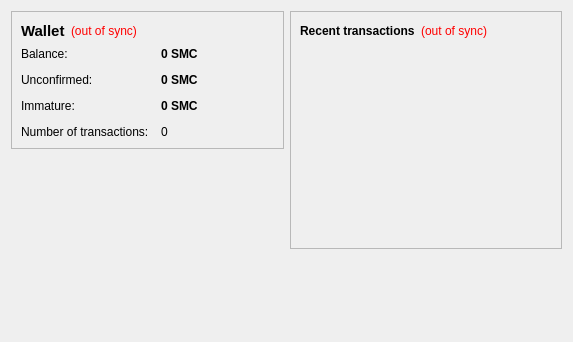
Before: the Qt Designer form src/qt/forms/overviewpage.ui in batchcoin/batchcoin, drawn with Qt 5.
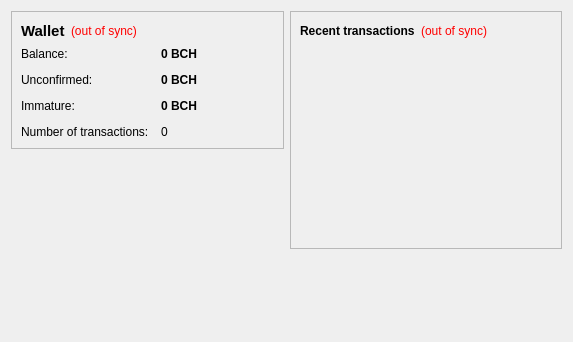
After: the same form once the commit is applied.

```diff
--- a/src/qt/forms/overviewpage.ui
+++ b/src/qt/forms/overviewpage.ui
@@ -105,7 +105,7 @@
              <string>Your current balance</string>
             </property>
             <property name="text">
-             <string notr="true">0 SMC</string>
+             <string notr="true">0 BCH</string>
             </property>
             <property name="textInteractionFlags">
              <set>Qt::LinksAccessibleByMouse|Qt::TextSelectableByKeyboard|Qt::TextSelectableByMouse</set>
@@ -134,7 +134,7 @@
              <string>Total of transactions that have yet to be confirmed, and do not yet count toward the current balance</string>
             </property>
             <property name="text">
-             <string notr="true">0 SMC</string>
+             <string notr="true">0 BCH</string>
             </property>
             <property name="textInteractionFlags">
              <set>Qt::LinksAccessibleByMouse|Qt::TextSelectableByKeyboard|Qt::TextSelectableByMouse</set>
@@ -177,7 +177,7 @@
              <string>Mined balance that has not yet matured</string>
             </property>
             <property name="text">
-             <string notr="true">0 SMC</string>
+             <string notr="true">0 BCH</string>
             </property>
             <property name="textInteractionFlags">
              <set>Qt::LinksAccessibleByMouse|Qt::TextSelectableByKeyboard|Qt::TextSelectableByMouse</set>
```
Left out of the diff: 4 changed lines with no effect on the pictures.
